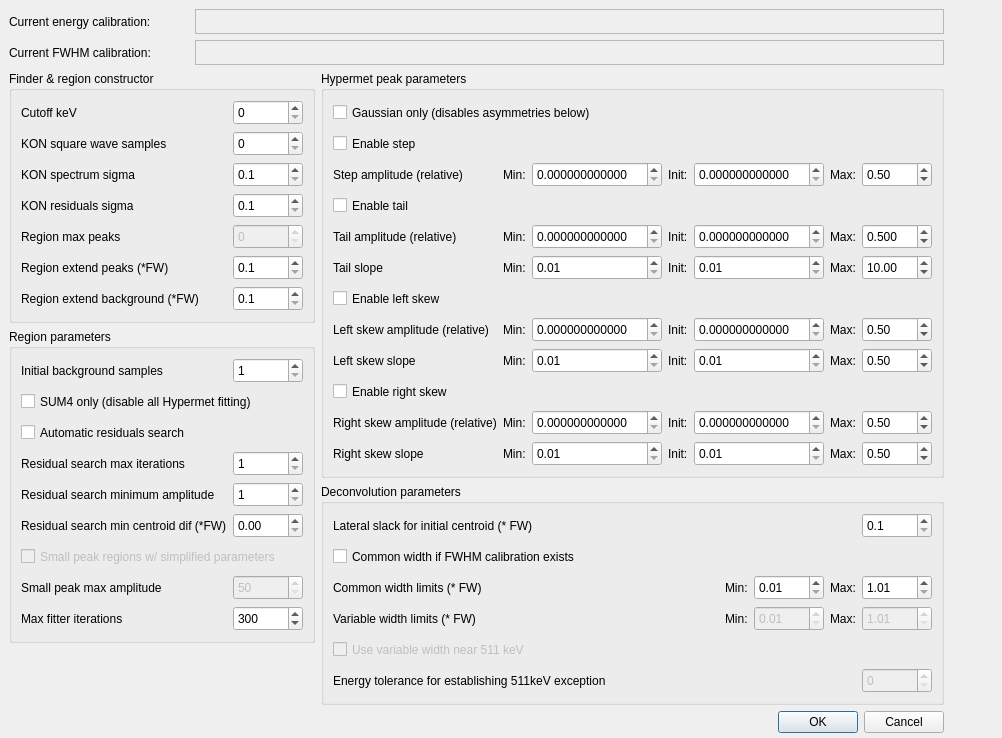
The window that source/gui/fitter/FormFitterSettings.ui (martukas/daquiri-qpx) describes before a commit, drawn with Qt 5.
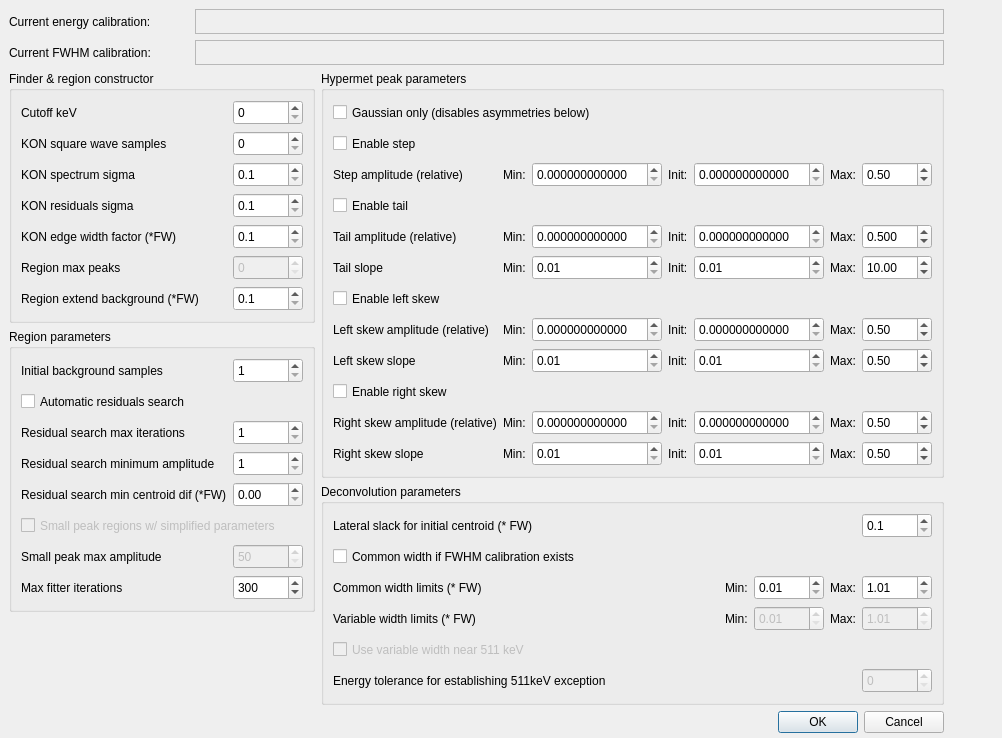
The same window after the commit. Icons and pictures are not drawn.

```diff
--- a/source/gui/fitter/FormFitterSettings.ui
+++ b/source/gui/fitter/FormFitterSettings.ui
@@ -29,7 +29,7 @@
      <x>9</x>
      <y>9</y>
      <width>996</width>
-     <height>753</height>
+     <height>767</height>
     </rect>
    </property>
    <layout class="QVBoxLayout" name="verticalLayout_4">
@@ -362,7 +362,7 @@
              </item>
             </layout>
            </item>
-           <item row="4" column="0">
+           <item row="5" column="0">
             <layout class="QHBoxLayout" name="horizontalLayout_5">
              <item>
               <widget class="QLabel" name="label_5">
@@ -404,58 +404,7 @@
              </item>
             </layout>
            </item>
-           <item row="5" column="0">
-            <layout class="QHBoxLayout" name="horizontalLayout_6">
-             <item>
-              <widget class="QLabel" name="label_6">
-               <property name="minimumSize">
-                <size>
-                 <width>0</width>
-                 <height>25</height>
-                </size>
-               </property>
-               <property name="maximumSize">
-                <size>
-                 <width>16777215</width>
-                 <height>25</height>
-                </size>
-               </property>
-               <property name="text">
-                <string>Region extend peaks (*FW)</string>
-               </property>
-              </widget>
-             </item>
-             <item>
-              <widget class="QDoubleSpinBox" name="doubleRegionExtendPeaks">
-               <property name="minimumSize">
-                <size>
-                 <width>70</width>
-                 <height>25</height>
-                </size>
-               </property>
-               <property name="maximumSize">
-                <size>
-                 <width>70</width>
-                 <height>25</height>
-                </size>
-               </property>
-               <property name="decimals">
-                <number>1</number>
-               </property>
-               <property name="minimum">
-                <double>0.100000000000000</double>
-               </property>
-               <property name="maximum">
-                <double>10.000000000000000</double>
-               </property>
-               <property name="singleStep">
-                <double>0.100000000000000</double>
-               </property>
-              </widget>
-             </item>
-            </layout>
-           </item>
-           <item row="6" column="0">
+           <item row="7" column="0">
             <layout class="QHBoxLayout" name="horizontalLayout_7">
              <item>
               <widget class="QLabel" name="label_7">
@@ -506,6 +455,57 @@
              </item>
             </layout>
            </item>
+           <item row="4" column="0">
+            <layout class="QHBoxLayout" name="horizontalLayout_6">
+             <item>
+              <widget class="QLabel" name="label_6">
+               <property name="minimumSize">
+                <size>
+                 <width>0</width>
+                 <height>25</height>
+                </size>
+               </property>
+               <property name="maximumSize">
+                <size>
+                 <width>16777215</width>
+                 <height>25</height>
+                </size>
+               </property>
+               <property name="text">
+                <string>KON edge width factor (*FW)</string>
+               </property>
+              </widget>
+             </item>
+             <item>
+              <widget class="QDoubleSpinBox" name="doubleKONEdgeWidthFactor">
+               <property name="minimumSize">
+                <size>
+                 <width>70</width>
+                 <height>25</height>
+                </size>
+               </property>
+               <property name="maximumSize">
+                <size>
+                 <width>70</width>
+                 <height>25</height>
+                </size>
+               </property>
+               <property name="decimals">
+                <number>1</number>
+               </property>
+               <property name="minimum">
+                <double>0.100000000000000</double>
+               </property>
+               <property name="maximum">
+                <double>10.000000000000000</double>
+               </property>
+               <property name="singleStep">
+                <double>0.100000000000000</double>
+               </property>
+              </widget>
+             </item>
+            </layout>
+           </item>
           </layout>
          </widget>
         </item>
@@ -515,7 +515,7 @@
            <string>Region parameters</string>
           </property>
           <layout class="QGridLayout" name="gridLayout_2">
-           <item row="6" column="0">
+           <item row="5" column="0">
             <layout class="QHBoxLayout" name="horizontalLayout_27">
              <item>
               <widget class="QLabel" name="label_50">
@@ -563,7 +563,7 @@
              </item>
             </layout>
            </item>
-           <item row="2" column="0">
+           <item row="1" column="0">
             <widget class="QCheckBox" name="checkResidAuto">
              <property name="enabled">
               <bool>true</bool>
@@ -588,7 +588,7 @@
              </property>
             </widget>
            </item>
-           <item row="9" column="0">
+           <item row="8" column="0">
             <layout class="QHBoxLayout" name="horizontalLayout_19">
              <item>
               <widget class="QLabel" name="label_40">
@@ -642,7 +642,7 @@
              </item>
             </layout>
            </item>
-           <item row="8" column="0">
+           <item row="7" column="0">
             <layout class="QHBoxLayout" name="horizontalLayout_11">
              <item>
               <widget class="QLabel" name="label_11">
@@ -693,7 +693,7 @@
              </item>
             </layout>
            </item>
-           <item row="4" column="0">
+           <item row="3" column="0">
             <layout class="QHBoxLayout" name="horizontalLayout_9">
              <item>
               <widget class="QLabel" name="label_9">
@@ -738,7 +738,7 @@
              </item>
             </layout>
            </item>
-           <item row="5" column="0">
+           <item row="4" column="0">
             <layout class="QHBoxLayout" name="horizontalLayout_10">
              <item>
               <widget class="QLabel" name="label_10">
@@ -828,7 +828,7 @@
              </item>
             </layout>
            </item>
-           <item row="7" column="0">
+           <item row="6" column="0">
             <widget class="QCheckBox" name="checkSmallSimplify">
              <property name="enabled">
               <bool>false</bool>
@@ -853,31 +853,6 @@
              </property>
             </widget>
            </item>
-           <item row="1" column="0">
-            <widget class="QCheckBox" name="checkOnlySum4">
-             <property name="enabled">
-              <bool>true</bool>
-             </property>
-             <property name="minimumSize">
-              <size>
-               <width>0</width>
-               <height>25</height>
-              </size>
-             </property>
-             <property name="maximumSize">
-              <size>
-               <width>16777215</width>
-               <height>25</height>
-              </size>
-             </property>
-             <property name="layoutDirection">
-              <enum>Qt::LeftToRight</enum>
-             </property>
-             <property name="text">
-              <string>SUM4 only (disable all Hypermet fitting)</string>
-             </property>
-            </widget>
-           </item>
           </layout>
          </widget>
         </item>
```
Left out of the diff: 4 changed lines with no effect on the pictures.
